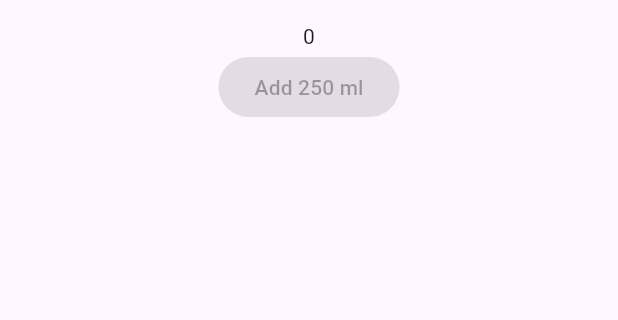
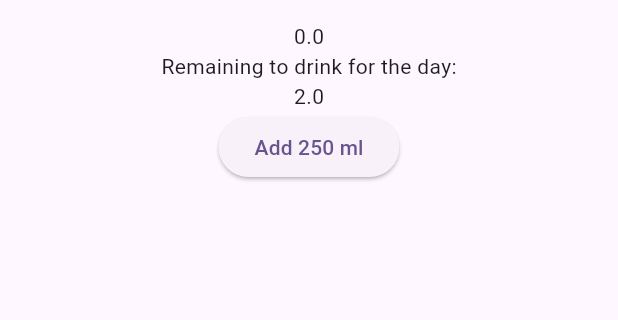
Before and after one commit to borohhov/half_full_mainor_project_2025, a Flutter app: the screen it shows after launch, on a phone screen of 412 x 824 dp, the part 63-383 px from its top. Run offline on Flutter 3.47's test engine with Material 3 defaults, Android fonts, the phone set to English and light mode, and no system bars.

Commit message:
Added basic functionality for consumption screen

```diff
--- /dev/null
+++ b/lib/controllers/day_consumption_controller.dart
@@ -0,0 +1,22 @@
+import '../models/day_consumption.dart';
+
+DayConsumption exampleDayConsumption = DayConsumption(DateTime.now(), 0, 2);
+
+class DayConsumptionController {
+  void addConsumption() {
+    exampleDayConsumption.consumption += 0.25;
+  }
+
+  double remainingToDrink() {
+    if(exampleDayConsumption.consumption > exampleDayConsumption.dayGoal) {
+      return 0;
+    }
+    else {
+      return exampleDayConsumption.dayGoal - exampleDayConsumption.consumption;
+    }
+  }
+
+  DayConsumption getConsumption() {
+    return exampleDayConsumption;
+  }
+}
--- a/lib/models/day_consumption.dart
+++ b/lib/models/day_consumption.dart
@@ -1,6 +1,7 @@
 class DayConsumption {
   DateTime dateTime;
   double consumption;
+  double dayGoal;
 
-  DayConsumption(this.dateTime, this.consumption);
+  DayConsumption(this.dateTime, this.consumption, this.dayGoal);
 }
--- a/lib/views/consumption_screen.dart
+++ b/lib/views/consumption_screen.dart
@@ -1,16 +1,32 @@
 import 'package:flutter/material.dart';
+import 'package:half_full/controllers/day_consumption_controller.dart';
 
-class ConsumptionScreen extends StatelessWidget {
+class ConsumptionScreen extends StatefulWidget {
   const ConsumptionScreen({super.key});
 
+  @override
+  State<StatefulWidget> createState() {
+    return ConsumptionScreenState();
+  }
+
+}
+
+class ConsumptionScreenState extends State<ConsumptionScreen> {
+  DayConsumptionController controller = DayConsumptionController();
   @override
   Widget build(BuildContext context) {
     return Scaffold(
       appBar: AppBar(title: Text("Half Full"),),
       body: Center(
         child: Column(children: [
-          Text("0"),
-          ElevatedButton(onPressed: null, child: Text("Add 250 ml"))
+          Text(controller.getConsumption().consumption.toString()),
+          Text("Remaining to drink for the day:"),
+          Text(controller.remainingToDrink().toString()),
+          ElevatedButton(onPressed: () {
+            setState(() {
+              controller.addConsumption();
+            });
+          }, child: Text("Add 250 ml"))
         ],),
       ),
     );
```
